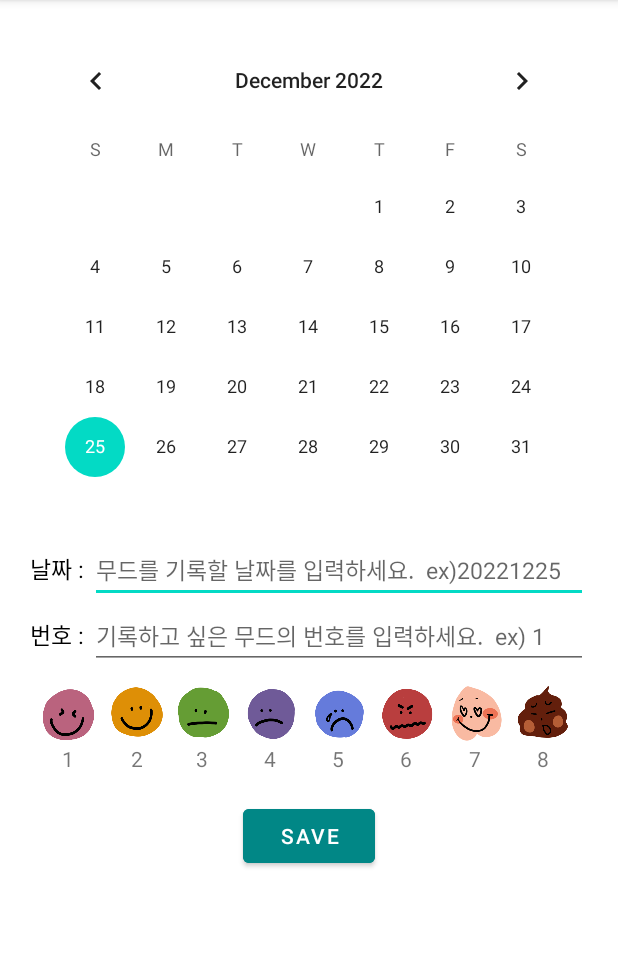
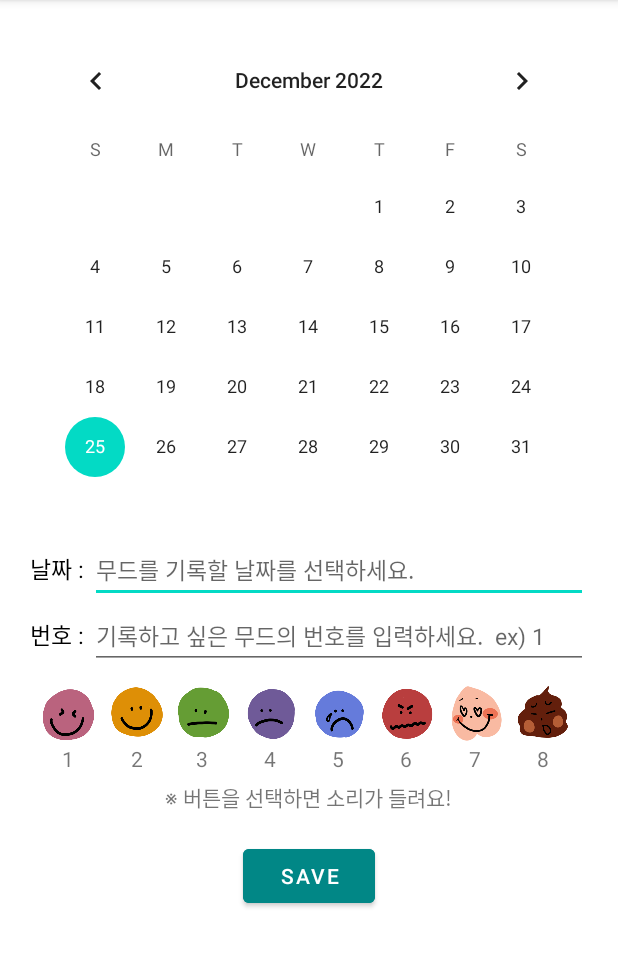
Before and after one commit to StrongCatWill/Somute, an Android app: the MoodTracker screen opened directly, with no data from a screen before it, on a phone screen of 412 x 824 dp, the part 84-1051 px from its top. Run offline under Robolectric (Android 15) with nearby library versions, the phone set to English and light mode, and no system bars.

Commit message:
Seventh - 221225 19:29 : DB Test - DATABASE_NAME changed -> PlayTheMood 페이지 만들어서 소리 나오게 구현할 예정

```diff
--- a/app/src/main/java/com/mobile/somute/DBHelper.java
+++ b/app/src/main/java/com/mobile/somute/DBHelper.java
@@ -6,7 +6,7 @@ import android.database.sqlite.SQLiteDatabase;
 import android.database.sqlite.SQLiteOpenHelper;
 
 public class DBHelper extends SQLiteOpenHelper {
-    static final String DATABASE_NAME = "somute2.db";
+    static final String DATABASE_NAME = "somute4.db";
 
     // DBHelper 생성자
     public DBHelper(Context context, int version) {
--- a/app/src/main/res/layout/activity_mood_tracker.xml
+++ b/app/src/main/res/layout/activity_mood_tracker.xml
@@ -29,7 +29,8 @@
             android:layout_width="0dp"
             android:layout_height="wrap_content"
             android:layout_weight="1"
-            android:hint="무드를 기록할 날짜를 입력하세요.  ex)20221225"
+            android:hint="무드를 기록할 날짜를 선택하세요."
+            android:editable="false"
             android:textSize="15sp"
             android:textColor="@color/black"/>
 
@@ -176,6 +177,13 @@
 
     </LinearLayout>
 
+    <TextView
+        android:layout_width="wrap_content"
+        android:layout_height="wrap_content"
+        android:text="※ 버튼을 선택하면 소리가 들려요!"
+        android:layout_gravity="center"
+        android:layout_marginTop="5dp"/>
+
     <Button
         android:id="@+id/btn_saveDB"
         android:layout_width="wrap_content"
```
Also changed, not shown: app/src/main/java/com/mobile/somute/MoodTracker.java (+2 -25 lines).
